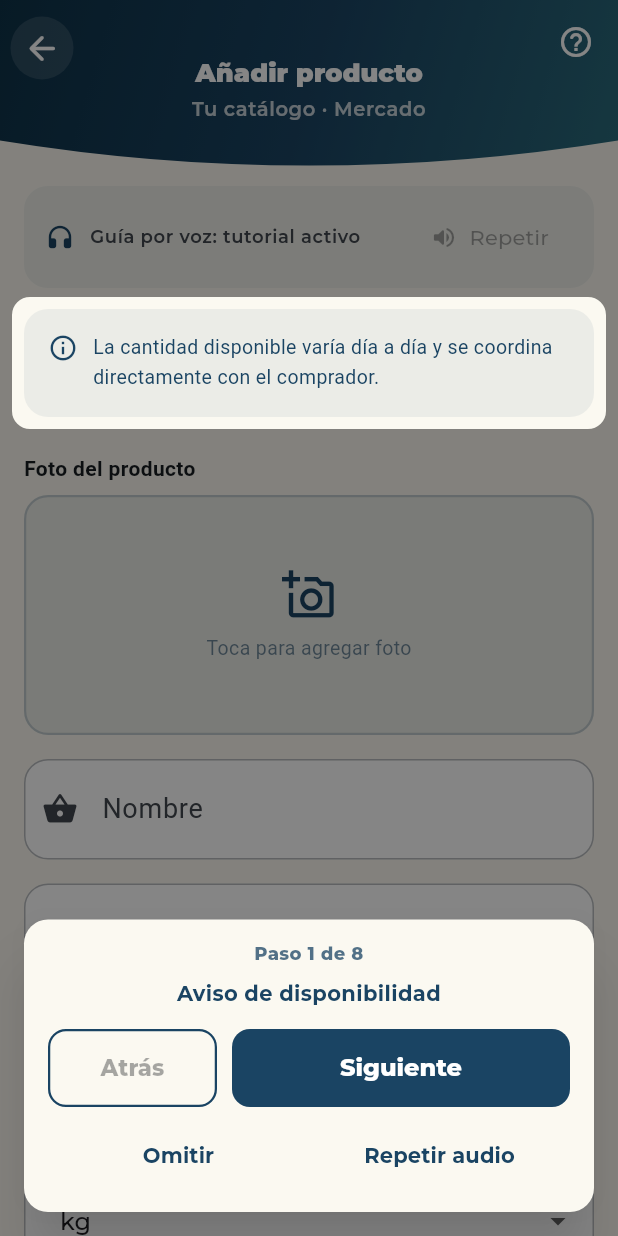
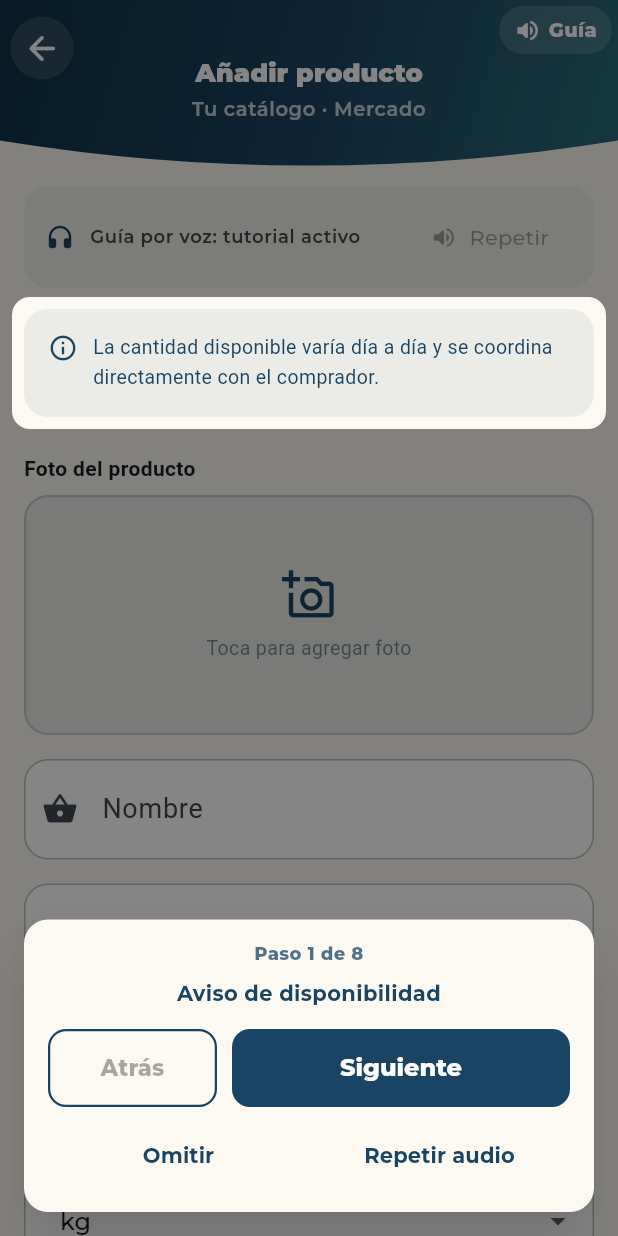
Before and after one commit to Lutright/Sembrapp, a Flutter app: the ProductoFormScreen screen opened by its route, on a phone screen of 412 x 824 dp. Run offline on Flutter 3.47's test engine with Material 3 defaults, Android fonts, the phone set to English and light mode, and no system bars; our stand-ins replace firebase_core, firebase_messaging, flutter_dotenv, flutter_local_notifications, flutter_tts, geolocator and 5 more; accounts and stored records are empty.

Commit message:
cambio icono '?'

```diff
--- a/lib/core/tutorial/widgets/tutorial_help_button.dart
+++ b/lib/core/tutorial/widgets/tutorial_help_button.dart
@@ -4,13 +4,13 @@ import 'package:flutter/material.dart';
 
 import '../tutorial_service.dart';
 
-/// Botón ? en el header: ayuda por audio y, si aplica, repetir el walkthrough de la pantalla.
+/// Botón de guía en el header: ayuda por audio y, si aplica, repetir el walkthrough.
 class TutorialHelpButton extends StatelessWidget {
   const TutorialHelpButton({
     super.key,
     required this.phrases,
     this.onReplayWalkthrough,
-    this.tooltip = 'Ayuda',
+    this.tooltip = 'Guía por voz',
   });
 
   final List<String> phrases;
@@ -21,19 +21,20 @@ class TutorialHelpButton extends StatelessWidget {
 
   @override
   Widget build(BuildContext context) {
-    final iconColor = IconTheme.of(context).color ?? _azul;
+    final fg = IconTheme.of(context).color ?? Colors.white;
 
     if (onReplayWalkthrough == null) {
-      return IconButton(
+      return _GuiaChip(
+        foregroundColor: fg,
         tooltip: tooltip,
-        icon: Icon(Icons.help_outline_rounded, color: iconColor),
-        onPressed: () => unawaited(_playPhrases(context)),
+        onTap: () => unawaited(_playPhrases(context)),
       );
     }
 
     return PopupMenuButton<String>(
       tooltip: tooltip,
-      icon: Icon(Icons.help_outline_rounded, color: iconColor),
+      offset: const Offset(0, 44),
+      shape: RoundedRectangleBorder(borderRadius: BorderRadius.circular(16)),
       onSelected: (value) {
         if (value == 'audio') {
           unawaited(_playPhrases(context));
@@ -71,6 +72,7 @@ class TutorialHelpButton extends StatelessWidget {
           ),
         ),
       ],
+      child: _GuiaChip(foregroundColor: fg),
     );
   }
 
@@ -84,3 +86,50 @@ class TutorialHelpButton extends StatelessWidget {
     }
   }
 }
+
+class _GuiaChip extends StatelessWidget {
+  const _GuiaChip({
+    required this.foregroundColor,
+    this.tooltip,
+    this.onTap,
+  });
+
+  final Color foregroundColor;
+  final String? tooltip;
+  final VoidCallback? onTap;
+
+  @override
+  Widget build(BuildContext context) {
+    final chip = Material(
+      color: Colors.white.withValues(alpha: 0.14),
+      borderRadius: BorderRadius.circular(999),
+      child: InkWell(
+        onTap: onTap,
+        borderRadius: BorderRadius.circular(999),
+        child: Padding(
+          padding: const EdgeInsets.symmetric(horizontal: 10, vertical: 7),
+          child: Row(
+            mainAxisSize: MainAxisSize.min,
+            children: [
+              Icon(Icons.volume_up_rounded, color: foregroundColor, size: 18),
+              const SizedBox(width: 5),
+              Text(
+                'Guía',
+                style: TextStyle(
+                  color: foregroundColor,
+                  fontFamily: 'Montserrat',
+                  fontWeight: FontWeight.w800,
+                  fontSize: 13,
+                  height: 1,
+                ),
+              ),
+            ],
+          ),
+        ),
+      ),
+    );
+
+    if (tooltip == null) return chip;
+    return Tooltip(message: tooltip!, child: chip);
+  }
+}
--- a/lib/features/comercializacion/screens/comercializacion_home_screen.dart
+++ b/lib/features/comercializacion/screens/comercializacion_home_screen.dart
@@ -310,7 +310,7 @@ class _ComercializacionHomeScreenState extends State<ComercializacionHomeScreen>
                       data: const IconThemeData(color: Colors.white),
                       child: TutorialHelpButton(
                         phrases: productorMercadoMenuHelpPhrases,
-                        tooltip: 'Ayuda',
+                        tooltip: 'Guía por voz',
                         onReplayWalkthrough: () => unawaited(_replayTutorial()),
                       ),
                     ),
--- a/lib/features/comercializacion/screens/producto_form_screen.dart
+++ b/lib/features/comercializacion/screens/producto_form_screen.dart
@@ -151,7 +151,7 @@ class _ProductoFormScreenState extends State<ProductoFormScreen>
                       data: const IconThemeData(color: Colors.white),
                       child: TutorialHelpButton(
                         phrases: productoFormHelpPhrases,
-                        tooltip: 'Ayuda',
+                        tooltip: 'Guía por voz',
                         onReplayWalkthrough: () => unawaited(_replayTutorial()),
                       ),
                     ),
--- a/lib/features/comercializacion/tutorial/producto_publicacion_tutorial.dart
+++ b/lib/features/comercializacion/tutorial/producto_publicacion_tutorial.dart
@@ -64,8 +64,8 @@ List<TutorialStep> buildProductoPublicacionTutorialSteps({
       id: kTutorialProductoFormStepAyuda,
       targetKey: ayudaKey,
       ttsPhrase:
-          'Para repetir esta guía después, toca el signo de pregunta arriba a la derecha y elige Ver tutorial de nuevo.',
-      hintText: '¿ Ver la guía otra vez?',
+          'Para repetir esta guía después, toca el botón Guía arriba a la derecha y elige Ver tutorial de nuevo.',
+      hintText: 'Guía por voz',
       padding: const EdgeInsets.all(10),
     ),
   ];
--- a/lib/features/comercializacion/tutorial/productor_mercado_menu_tutorial.dart
+++ b/lib/features/comercializacion/tutorial/productor_mercado_menu_tutorial.dart
@@ -59,8 +59,8 @@ List<TutorialStep> buildProductorMercadoMenuTutorialSteps({
       id: kTutorialProductorMercadoStepAyuda,
       targetKey: ayudaKey,
       ttsPhrase:
-          'Si quieres ver esta guía otra vez, toca el signo de pregunta arriba a la derecha y elige Ver tutorial de nuevo.',
-      hintText: '¿ Necesitas la guía otra vez?',
+          'Si quieres ver esta guía otra vez, toca el botón Guía arriba a la derecha y elige Ver tutorial de nuevo.',
+      hintText: 'Guía por voz',
       padding: const EdgeInsets.all(10),
     ),
   ];
```
